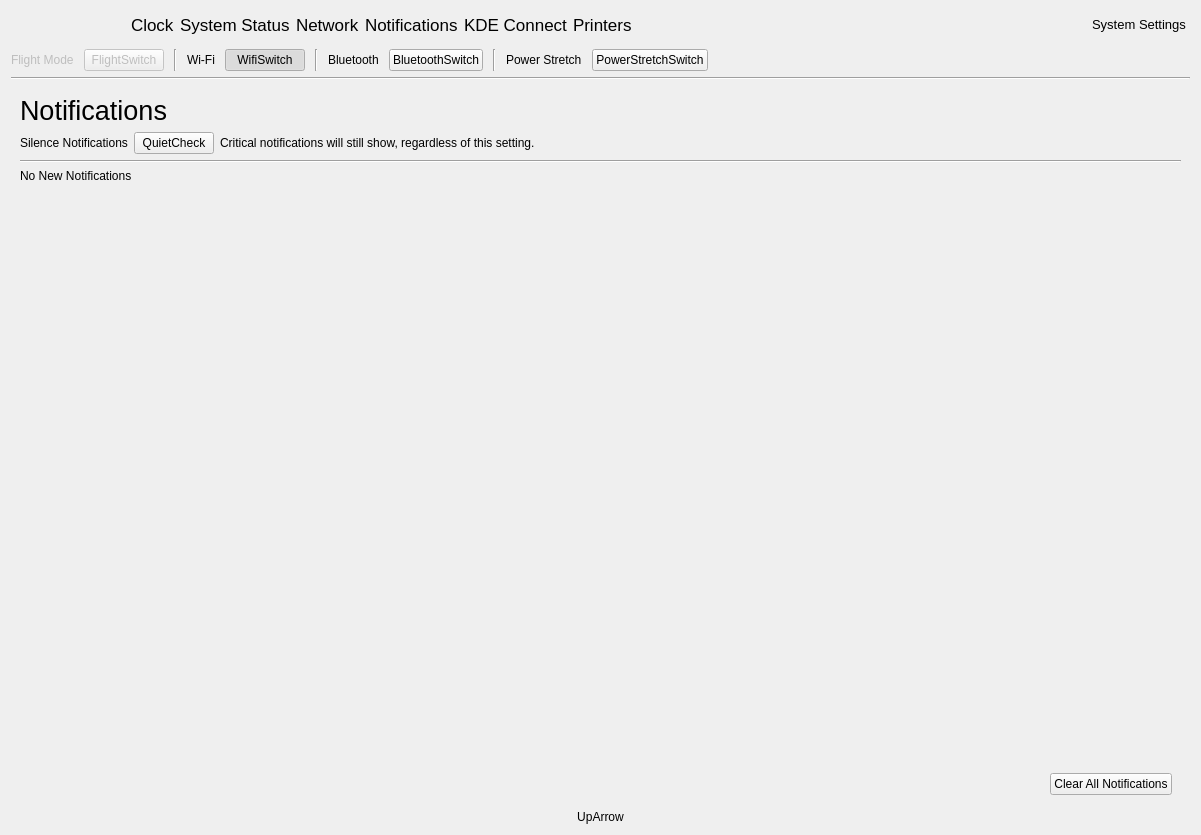
The window that infopanedropdown.ui (vicr123/theshell) describes before a commit, drawn with Qt 5.
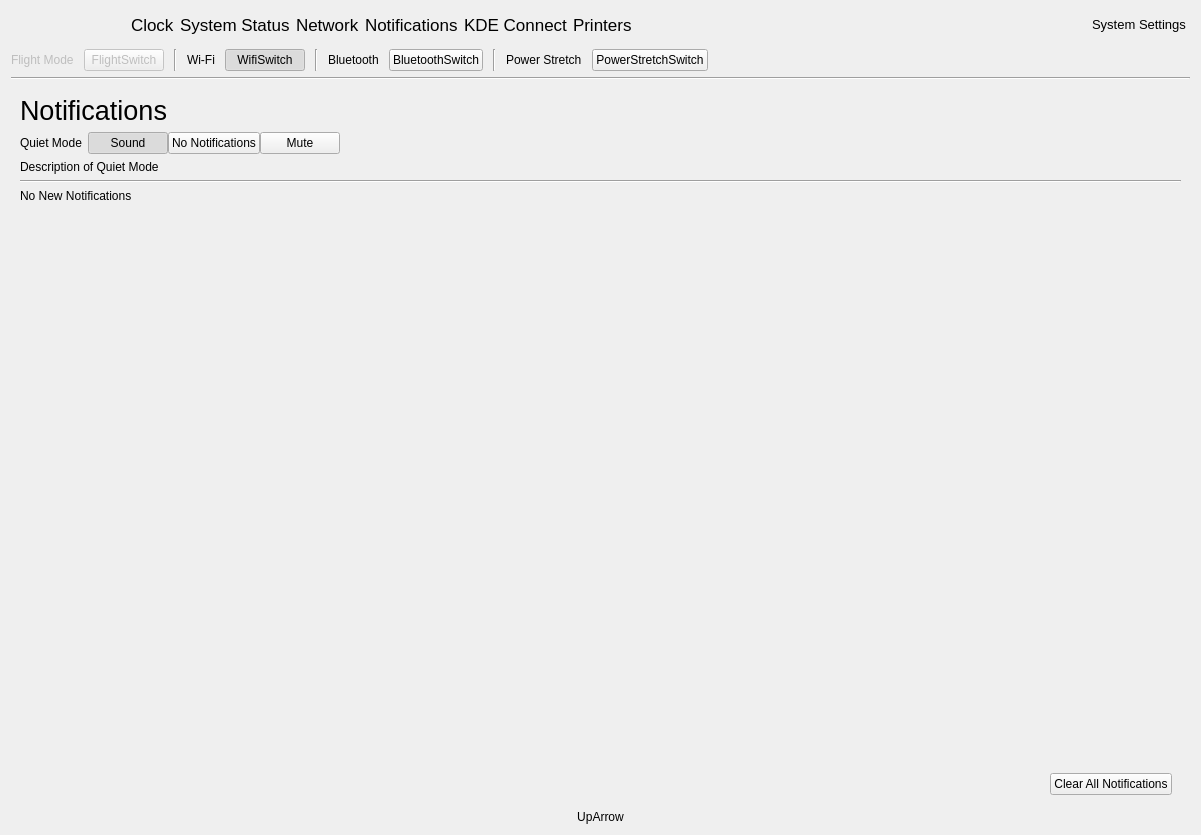
The same window after the commit. Icons and pictures are not drawn. Custom widgets are drawn as their Qt base class.

Commit message: Quiet Mode

```diff
--- a/infopanedropdown.ui
+++ b/infopanedropdown.ui
@@ -1209,23 +1209,58 @@
          <item>
           <widget class="QLabel" name="label_17">
            <property name="text">
-            <string>Silence Notifications</string>
+            <string>Quiet Mode</string>
            </property>
           </widget>
          </item>
          <item>
-          <widget class="Switch" name="QuietCheck">
-           <property name="text">
-            <string notr="true">QuietCheck</string>
+          <layout class="QHBoxLayout" name="horizontalLayout_38">
+           <property name="spacing">
+            <number>0</number>
            </property>
-          </widget>
-         </item>
-         <item>
-          <widget class="QLabel" name="label_19">
-           <property name="text">
-            <string>Critical notifications will still show, regardless of this setting.</string>
-           </property>
-          </widget>
+           <item>
+            <widget class="QPushButton" name="quietModeSound">
+             <property name="text">
+              <string>Sound</string>
+             </property>
+             <property name="icon">
+              <iconset theme="audio-volume-high"/>
+             </property>
+             <property name="checkable">
+              <bool>true</bool>
+             </property>
+             <property name="checked">
+              <bool>true</bool>
+             </property>
+            </widget>
+           </item>
+           <item>
+            <widget class="QPushButton" name="quietModeNotification">
+             <property name="text">
+              <string>No Notifications</string>
+             </property>
+             <property name="icon">
+              <iconset theme="quiet-mode"/>
+             </property>
+             <property name="checkable">
+              <bool>true</bool>
+             </property>
+            </widget>
+           </item>
+           <item>
+            <widget class="QPushButton" name="quietModeMute">
+             <property name="text">
+              <string>Mute</string>
+             </property>
+             <property name="icon">
+              <iconset theme="audio-volume-muted"/>
+             </property>
+             <property name="checkable">
+              <bool>true</bool>
+             </property>
+            </widget>
+           </item>
+          </layout>
          </item>
          <item>
           <spacer name="horizontalSpacer_10">
@@ -1242,6 +1277,37 @@
          </item>
         </layout>
        </item>
+       <item>
+        <widget class="QFrame" name="quietModeSettings">
+         <property name="frameShape">
+          <enum>QFrame::NoFrame</enum>
+         </property>
+         <property name="frameShadow">
+          <enum>QFrame::Raised</enum>
+         </property>
+         <layout class="QVBoxLayout" name="verticalLayout_25">
+          <property name="leftMargin">
+           <number>0</number>
+          </property>
+          <property name="topMargin">
+           <number>0</number>
+          </property>
+          <property name="rightMargin">
+           <number>0</number>
+          </property>
+          <property name="bottomMargin">
+           <number>0</number>
+          </property>
+          <item>
+           <widget class="QLabel" name="quietModeDescription">
+            <property name="text">
+             <string notr="true">Description of Quiet Mode</string>
+            </property>
+           </widget>
+          </item>
+         </layout>
+        </widget>
+       </item>
        <item>
         <widget class="Line" name="line_2">
          <property name="orientation">
@@ -1270,7 +1336,7 @@
             <x>0</x>
             <y>0</y>
             <width>1165</width>
-            <height>599</height>
+            <height>575</height>
            </rect>
           </property>
           <layout class="QVBoxLayout" name="verticalLayout_17">
```
Left out of the diff: 4 changed lines with no effect on the pictures. The commit also changes 19 other files.
